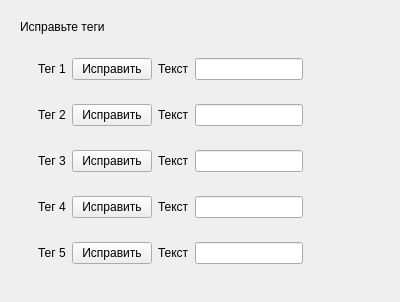
Old version of the form ui/correctForm.ui in the repository YarickVodila/EfficientNetV2_Whale_Reidentification.
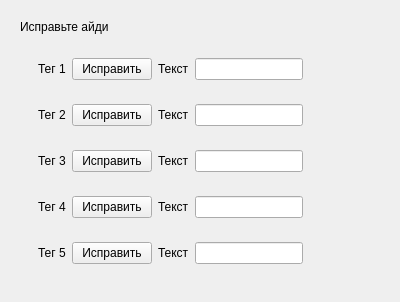
New version of the form.

Patch:
```diff
--- a/ui/correctForm.ui
+++ b/ui/correctForm.ui
@@ -26,7 +26,7 @@
                                     </sizepolicy>
                                 </property>
                                 <property name="text">
-                                    <string>Исправьте теги</string>
+                                    <string>Исправьте айди</string>
                                 </property>
                             </widget>
                         </item>
```
